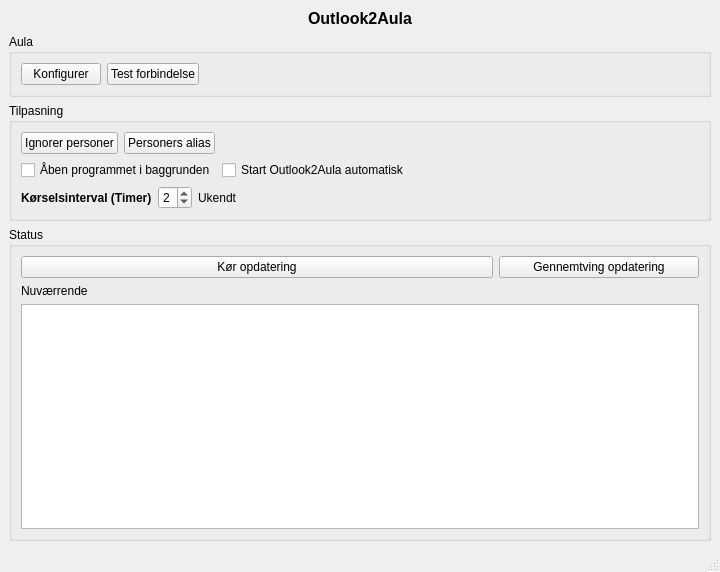
This is mainwindow.ui in froksen/O2A_GUI as Qt 5 draws it before an edit. The edited form follows.
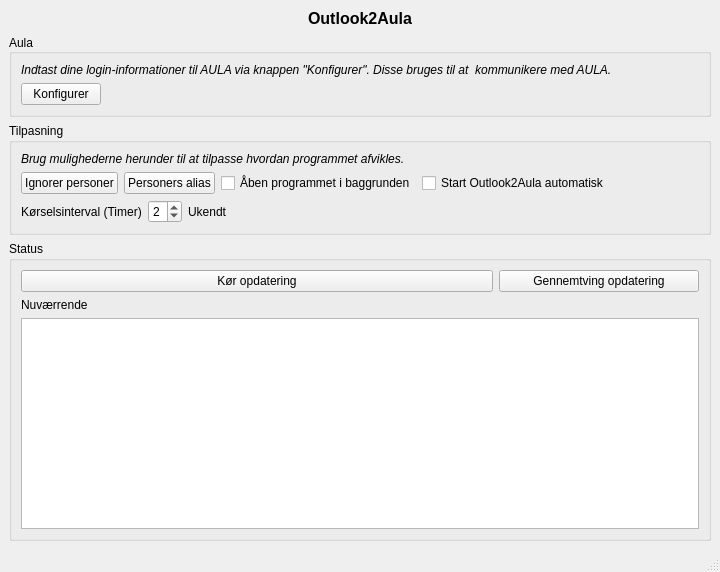
This is the edited form.

Commit message: Tilføjet hjælpetekster til knapper

```diff
--- a/mainwindow.ui
+++ b/mainwindow.ui
@@ -36,24 +36,23 @@
       <property name="title">
        <string>Aula</string>
       </property>
+      <property name="alignment">
+       <set>Qt::AlignLeading|Qt::AlignLeft|Qt::AlignVCenter</set>
+      </property>
+      <property name="flat">
+       <bool>true</bool>
+      </property>
       <layout class="QHBoxLayout" name="horizontalLayout">
        <item>
         <layout class="QGridLayout" name="gridLayout">
-         <item row="0" column="0">
+         <item row="1" column="0">
           <widget class="QPushButton" name="settings_button_aula">
            <property name="text">
             <string>Konfigurer</string>
            </property>
           </widget>
          </item>
-         <item row="0" column="1">
-          <widget class="QPushButton" name="settings_button_aula_test_connection">
-           <property name="text">
-            <string>Test forbindelse</string>
-           </property>
-          </widget>
-         </item>
-         <item row="0" column="2">
+         <item row="1" column="1">
           <spacer name="horizontalSpacer">
            <property name="orientation">
             <enum>Qt::Horizontal</enum>
@@ -66,6 +65,18 @@
            </property>
           </spacer>
          </item>
+         <item row="0" column="0" colspan="2">
+          <widget class="QLabel" name="label_4">
+           <property name="font">
+            <font>
+             <italic>true</italic>
+            </font>
+           </property>
+           <property name="text">
+            <string>Indtast dine login-informationer til AULA via knappen &quot;Konfigurer&quot;. Disse bruges til at  kommunikere med AULA.</string>
+           </property>
+          </widget>
+         </item>
         </layout>
        </item>
       </layout>
@@ -76,7 +87,25 @@
       <property name="title">
        <string>Tilpasning</string>
       </property>
+      <property name="flat">
+       <bool>true</bool>
+      </property>
+      <property name="checkable">
+       <bool>false</bool>
+      </property>
       <layout class="QVBoxLayout" name="verticalLayout_2">
+       <item>
+        <widget class="QLabel" name="label_5">
+         <property name="font">
+          <font>
+           <italic>true</italic>
+          </font>
+         </property>
+         <property name="text">
+          <string>Brug mulighederne herunder til at tilpasse hvordan programmet afvikles.</string>
+         </property>
+        </widget>
+       </item>
        <item>
         <layout class="QGridLayout" name="gridLayout_2">
          <item row="0" column="1">
@@ -86,31 +115,7 @@
            </property>
           </widget>
          </item>
-         <item row="0" column="0">
-          <widget class="QPushButton" name="customize_ignore_people_button">
-           <property name="text">
-            <string>Ignorer personer</string>
-           </property>
-          </widget>
-         </item>
          <item row="0" column="2">
-          <spacer name="horizontalSpacer_3">
-           <property name="orientation">
-            <enum>Qt::Horizontal</enum>
-           </property>
-           <property name="sizeHint" stdset="0">
-            <size>
-             <width>40</width>
-             <height>20</height>
-            </size>
-           </property>
-          </spacer>
-         </item>
-        </layout>
-       </item>
-       <item>
-        <layout class="QGridLayout" name="gridLayout_3">
-         <item row="0" column="0">
           <widget class="QCheckBox" name="start_window_minimized">
            <property name="enabled">
             <bool>true</bool>
@@ -120,35 +125,45 @@
            </property>
           </widget>
          </item>
-         <item row="0" column="1">
+         <item row="0" column="0">
+          <widget class="QPushButton" name="customize_ignore_people_button">
+           <property name="text">
+            <string>Ignorer personer</string>
+           </property>
+          </widget>
+         </item>
+         <item row="0" column="4">
+          <spacer name="horizontalSpacer_3">
+           <property name="orientation">
+            <enum>Qt::Horizontal</enum>
+           </property>
+           <property name="sizeHint" stdset="0">
+            <size>
+             <width>40</width>
+             <height>20</height>
+            </size>
+           </property>
+          </spacer>
+         </item>
+         <item row="0" column="3">
           <widget class="QCheckBox" name="run_program_at_startup">
            <property name="text">
             <string>Start Outlook2Aula automatisk</string>
            </property>
           </widget>
          </item>
-         <item row="0" column="2">
-          <spacer name="horizontalSpacer_4">
-           <property name="orientation">
-            <enum>Qt::Horizontal</enum>
-           </property>
-           <property name="sizeHint" stdset="0">
-            <size>
-             <width>40</width>
-             <height>20</height>
-            </size>
-           </property>
-          </spacer>
-         </item>
         </layout>
        </item>
+       <item>
+        <layout class="QGridLayout" name="gridLayout_3"/>
+       </item>
        <item>
         <layout class="QHBoxLayout" name="horizontalLayout_3">
          <item>
           <widget class="QLabel" name="label_3">
            <property name="font">
             <font>
-             <bold>true</bold>
+             <bold>false</bold>
             </font>
            </property>
            <property name="text">
@@ -199,6 +214,9 @@
       <property name="title">
        <string>Status</string>
       </property>
+      <property name="flat">
+       <bool>true</bool>
+      </property>
       <layout class="QVBoxLayout" name="verticalLayout">
        <item>
         <layout class="QGridLayout" name="gridLayout_4" columnstretch="1,0" columnminimumwidth="1,0">
```
The commit also changes 1 other file.
